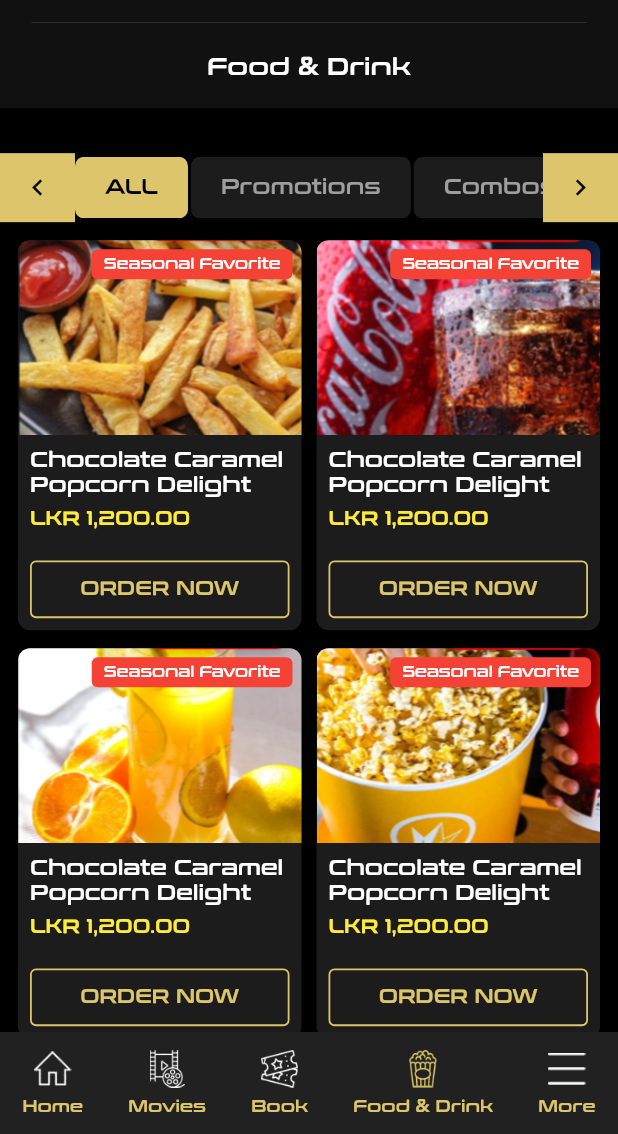
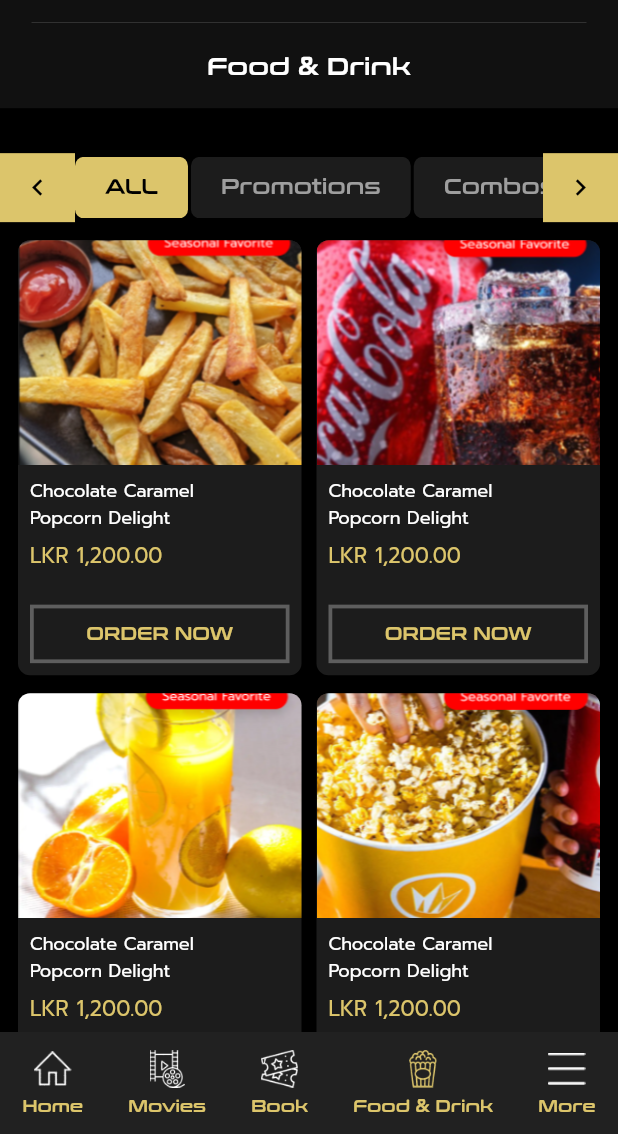
Before and after one commit to TharudiHS/JP-Cineplex-Mobile-App, a Flutter app: the FoodsPage screen opened directly, on a phone screen of 412 x 824 dp, the part 102-1236 px from its top. Run offline on Flutter 3.47's test engine with Material 3 defaults, Android fonts, the light colour scheme and no system bars; our stand-ins replace flutter_svg.

Commit message:
modified the code

```diff
--- a/lib/screens/foods.dart
+++ b/lib/screens/foods.dart
@@ -31,7 +31,7 @@
                 physics: const NeverScrollableScrollPhysics(),
                 gridDelegate: const SliverGridDelegateWithFixedCrossAxisCount(
                   crossAxisCount: 2,
-                  mainAxisExtent: 260, // control card height
+                  mainAxisExtent: 290,
                   crossAxisSpacing: 10,
                   mainAxisSpacing: 12,
                 ),
@@ -42,6 +42,7 @@
                     item['image']!,
                     item['title']!,
                     item['price']!,
+                    isFavorite: index % 2 == 0,
                   );
                 },
               ),
@@ -107,7 +108,12 @@
   }
 
   // Food Item Card
-  Widget _foodCard(String image, String title, String price) {
+  Widget _foodCard(
+    String image,
+    String title,
+    String price, {
+    bool isFavorite = false,
+  }) {
     return Container(
       decoration: BoxDecoration(
         color: const Color(0xFF1C1C1C),
@@ -123,7 +129,7 @@
       child: Column(
         crossAxisAlignment: CrossAxisAlignment.start,
         children: [
-          // Image with "Seasonal Favorite"
+          // Image
           Stack(
             children: [
               ClipRRect(
@@ -132,31 +138,9 @@
                 ),
                 child: Image.asset(
                   image,
-                  height: 130,
+                  height: 150,
                   width: double.infinity,
                   fit: BoxFit.cover,
-                ),
-              ),
-              Positioned(
-                top: 6,
-                right: 6,
-                child: Container(
-                  padding: const EdgeInsets.symmetric(
-                    horizontal: 8,
-                    vertical: 4,
-                  ),
-                  decoration: BoxDecoration(
-                    color: Colors.red,
-                    borderRadius: BorderRadius.circular(4),
-                  ),
-                  child: const Text(
-                    "Seasonal Favorite",
-                    style: TextStyle(
-                      color: Colors.white,
-                      fontSize: 10,
-                      fontWeight: FontWeight.bold,
-                    ),
-                  ),
                 ),
               ),
             ],
@@ -168,9 +152,7 @@
             padding: const EdgeInsets.symmetric(horizontal: 8),
             child: Text(
               title,
-              style: TextStyles.size14WeightBoldConthraxSemiBold.copyWith(
-                color: Colors.white,
-              ),
+              style: TextStyles.size12Promptwhite,
               maxLines: 2,
               overflow: TextOverflow.ellipsis,
             ),
@@ -180,14 +162,7 @@
           // Price
           Padding(
             padding: const EdgeInsets.symmetric(horizontal: 8),
-            child: Text(
-              price,
-              style: const TextStyle(
-                color: Colors.yellow,
-                fontSize: 13,
-                fontWeight: FontWeight.bold,
-              ),
-            ),
+            child: Text(price, style: TextStyles.size14PromptLightgold),
           ),
           const Spacer(),
 
@@ -198,16 +173,11 @@
               alignment: Alignment.center,
               padding: const EdgeInsets.symmetric(vertical: 10),
               decoration: BoxDecoration(
-                border: Border.all(color: AppColours.gold, width: 1.2),
-                borderRadius: BorderRadius.circular(4),
+                border: Border.all(color: AppColours.grey5E, width: 2.5),
               ),
               child: Text(
                 "ORDER NOW",
-                style: TextStyle(
-                  color: AppColours.gold,
-                  fontWeight: FontWeight.bold,
-                  fontSize: 13,
-                ),
+                style: TextStyles.size12WeightBoldConthraxSemiBoldgold,
               ),
             ),
           ),
@@ -217,36 +187,36 @@
   }
 }
 
-// Sample food list
+// food list
 final List<Map<String, String>> foodItems = [
   {
     "image": "assets/images/food1.png",
-    "title": "Chocolate Caramel Popcorn Delight",
+    "title": "Chocolate Caramel \nPopcorn Delight",
     "price": "LKR 1,200.00",
   },
   {
     "image": "assets/images/food2.png",
-    "title": "Chocolate Caramel Popcorn Delight",
+    "title": "Chocolate Caramel \nPopcorn Delight",
     "price": "LKR 1,200.00",
   },
   {
     "image": "assets/images/food3.png",
-    "title": "Chocolate Caramel Popcorn Delight",
+    "title": "Chocolate Caramel \nPopcorn Delight",
     "price": "LKR 1,200.00",
   },
   {
     "image": "assets/images/food4.png",
-    "title": "Chocolate Caramel Popcorn Delight",
+    "title": "Chocolate Caramel \nPopcorn Delight",
     "price": "LKR 1,200.00",
   },
   {
     "image": "assets/images/food5.png",
-    "title": "Chocolate Caramel Popcorn Delight",
+    "title": "Chocolate Caramel \nPopcorn Delight",
     "price": "LKR 1,200.00",
   },
   {
     "image": "assets/images/food6.png",
-    "title": "Chocolate Caramel Popcorn Delight",
+    "title": "Chocolate Caramel \nPopcorn Delight",
     "price": "LKR 1,200.00",
   },
 ];
```
